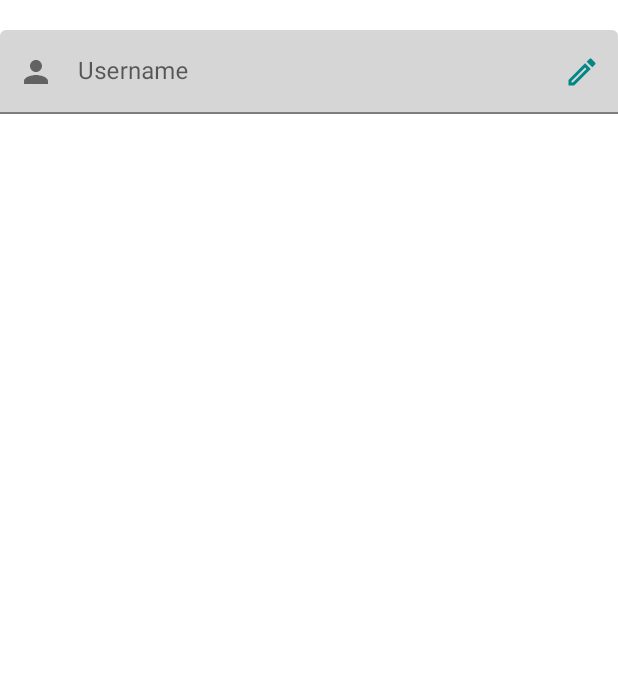
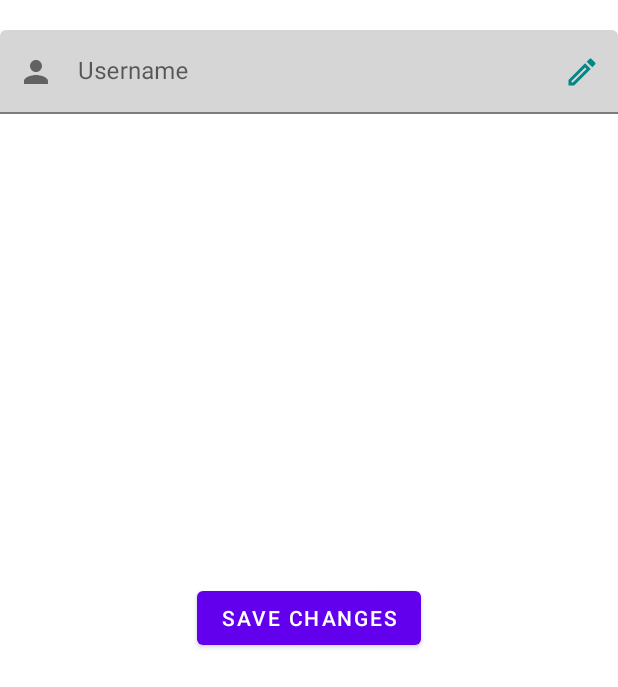
Before and after one commit to JarnoRyhanen/MyMessenger, an Android app: the UserProfileActivity screen opened directly, with no data from a screen before it, after a tap on an icon or button, on a phone screen of 412 x 824 dp. Shown: the top 687 px of the screen. Run offline under Robolectric (Android 15) with nearby library versions, the phone set to English and light mode, and no system bars; our stand-ins replace Firebase (no records; nobody signed in at launch, a user with empty details on screens opened directly), Picasso; libraries missing offline, so code that uses them is left out: io.realm; 2 statements that could not run were skipped.

Commit message:
the user can now change their username and update their status

```diff
--- a/app/src/main/java/com/home/mymessenger/SignInActivity.java
+++ b/app/src/main/java/com/home/mymessenger/SignInActivity.java
@@ -82,9 +82,8 @@ public class SignInActivity extends AppCompatActivity {
             Log.d(TAG, "onActivityResult:  user id: " + userID + " , username: " + userName);
 
 
-            DatabaseReference databaseReference = ref.child("users");
+            DatabaseReference databaseReference = ref.child("users").child(userID);
 
-            Map<String, Object> userMap = new HashMap<>();
             Map<String, Object> userObjectMap = new HashMap<>();
             userObjectMap.put("user_name", userName);
             try {
@@ -93,8 +92,7 @@ public class SignInActivity extends AppCompatActivity {
             } catch (NullPointerException e) {
                 e.printStackTrace();
             }
-            userMap.put(userID, userObjectMap);
-            databaseReference.updateChildren(userMap);
+            databaseReference.updateChildren(userObjectMap);
 
             startMainActivity();
 
--- a/app/src/main/java/com/home/mymessenger/UserProfileActivity.java
+++ b/app/src/main/java/com/home/mymessenger/UserProfileActivity.java
@@ -1,14 +1,21 @@
 package com.home.mymessenger;
 
 import android.os.Bundle;
+import android.util.Log;
 
 import androidx.annotation.Nullable;
 import androidx.appcompat.app.AppCompatActivity;
+import androidx.fragment.app.Fragment;
+import androidx.fragment.app.FragmentManager;
 
+import com.home.mymessenger.fragments.ChangeStatusFragment;
 import com.home.mymessenger.fragments.UserProfileFragment;
 
-public class UserProfileActivity extends AppCompatActivity {
+public class UserProfileActivity extends AppCompatActivity implements ChangeStatusFragment.ChangeStatusFragmentListener {
 
+    private static final String TAG = "UserProfileActivity";
+    private ChangeStatusFragment changeStatusFragment;
+    private UserProfileFragment userProfileFragment;
 
     @Override
     protected void onCreate(@Nullable Bundle savedInstanceState) {
@@ -16,17 +23,23 @@ public class UserProfileActivity extends AppCompatActivity {
         setContentView(R.layout.user_profile_activity);
         if (savedInstanceState == null) {
 
+            userProfileFragment = new UserProfileFragment();
             openFragment();
         }
-
     }
 
     private void openFragment() {
         getSupportFragmentManager().beginTransaction()
-//                .setCustomAnimations(R.anim.enter_from_right, R.anim.exit_to_right, R.anim.enter_from_right, R.anim.exit_to_right)
                 .setReorderingAllowed(true)
                 .add(R.id.user_profile_activity_container, UserProfileFragment.class, null)
                 .commit();
     }
 
+    @Override
+    public void onStatusChanged(CharSequence status) {
+        Log.d(TAG, "onStatusChanged: " + status);
+
+//        userProfileFragment.updateStatus(status);
+    }
+
 }
--- a/app/src/main/java/com/home/mymessenger/fragments/UserProfileFragment.java
+++ b/app/src/main/java/com/home/mymessenger/fragments/UserProfileFragment.java
@@ -1,6 +1,5 @@
 package com.home.mymessenger.fragments;
 
-import android.app.Activity;
 import android.app.ProgressDialog;
 import android.content.Intent;
 import android.net.Uri;
@@ -10,10 +9,8 @@ import android.util.Log;
 import android.view.LayoutInflater;
 import android.view.View;
 import android.view.ViewGroup;
-import android.view.WindowManager;
 import android.widget.Toast;
 
-import androidx.activity.result.ActivityResultLauncher;
 import androidx.annotation.NonNull;
 import androidx.annotation.Nullable;
 import androidx.fragment.app.Fragment;
@@ -25,11 +22,8 @@ import com.google.android.material.textfield.TextInputEditText;
 import com.google.android.material.textfield.TextInputLayout;
 import com.google.firebase.auth.FirebaseAuth;
 import com.google.firebase.auth.FirebaseUser;
-import com.google.firebase.database.DataSnapshot;
-import com.google.firebase.database.DatabaseError;
 import com.google.firebase.database.DatabaseReference;
 import com.google.firebase.database.FirebaseDatabase;
-import com.google.firebase.database.ValueEventListener;
 import com.google.firebase.storage.FirebaseStorage;
 import com.google.firebase.storage.StorageReference;
 import com.home.mymessenger.R;
@@ -45,7 +39,7 @@ import io.realm.Realm;
 
 import static android.app.Activity.RESULT_OK;
 
-public class UserProfileFragment extends Fragment {
+public class UserProfileFragment extends Fragment{
 
     private final static String TAG = "UserProfileActivity";
     private static final int PICK_IMAGE = 100;
@@ -75,7 +69,7 @@ public class UserProfileFragment extends Fragment {
     public View onCreateView(@NonNull LayoutInflater inflater, @Nullable ViewGroup container, @Nullable Bundle savedInstanceState) {
         View view = inflater.inflate(R.layout.user_profile_fragment, container, false);
 
-        getActivity().getWindow().setSoftInputMode(WindowManager.LayoutParams.SOFT_INPUT_STATE_ALWAYS_HIDDEN);
+//        getActivity().getWindow().setSoftInputMode(WindowManager.LayoutParams.SOFT_INPUT_STATE_ALWAYS_HIDDEN);
 
         profilePicture = view.findViewById(R.id.user_profile_fragment_profile_picture);
         userNameLayout = view.findViewById(R.id.user_profile_fragment_user_name_layout);
@@ -84,27 +78,36 @@ public class UserProfileFragment extends Fragment {
         statusEditText = view.findViewById(R.id.user_profile_fragment_status_edit_text);
         floatingActionButton = view.findViewById(R.id.user_profile_activity_fab);
 
-        updateUserStatus();
         setOnClickListeners();
 
-        loadImage();
         return view;
     }
 
     @Override
     public void onResume() {
         super.onResume();
-        updateUserStatus();
-        Log.d(TAG, "onResume: ");
+        loadUserStatusAndUserName();
+        loadImage();
     }
 
-    private void updateUserStatus() {
+    private void loadUserStatusAndUserName() {
+        Log.d(TAG, "updateUserStatus: e");
         if (user != null) {
             userNameEditText.setText(user.getDisplayName());
             userData = realm.where(UserData.class).equalTo("userID", user.getUid()).findFirst();
             if (userData != null) {
-                statusEditText.setText(userData.getUserStatus());
+                String status = userData.getUserStatus();
+                Log.d(TAG, "updateUserStatus new status is: " + status);
+                statusEditText.setText(status);
             }
+        }
+    }
+
+    public void updateStatus(CharSequence newStatus) {
+        try {
+            statusEditText.setText(newStatus);
+        } catch (NullPointerException e) {
+            e.printStackTrace();
         }
     }
 
@@ -118,7 +121,7 @@ public class UserProfileFragment extends Fragment {
 //        DatabaseReference getImage = ref.child("users").child(user.getUid()).child("profile_picture");
 
 //        userData.getUserProfilePicture();
-     Picasso.get().load(userData.getUserProfilePicture()).into(profilePicture);
+        Picasso.get().load(userData.getUserProfilePicture()).into(profilePicture);
 //        getImage.addListenerForSingleValueEvent(new ValueEventListener() {
 //            @Override
 //            public void onDataChange(@NonNull DataSnapshot snapshot) {
@@ -218,4 +221,5 @@ public class UserProfileFragment extends Fragment {
         transaction.setReorderingAllowed(true);
         transaction.commit();
     }
+
 }
--- a/app/src/main/res/layout/change_user_name_fragment.xml
+++ b/app/src/main/res/layout/change_user_name_fragment.xml
@@ -31,4 +31,12 @@
 
     </com.google.android.material.textfield.TextInputLayout>
 
+    <Button
+        android:id="@+id/change_user_name_fragment_save_button"
+        android:layout_width="wrap_content"
+        android:layout_height="wrap_content"
+        android:text="save changes"
+        android:layout_centerInParent="true"
+        />
+
 </RelativeLayout>
--- a/app/src/main/res/layout/user_profile_fragment.xml
+++ b/app/src/main/res/layout/user_profile_fragment.xml
@@ -50,9 +50,9 @@
         android:layout_centerInParent="true"
         android:layout_marginTop="20dp"
         android:layout_marginBottom="12dp"
-        android:onClick="onClick"
         android:focusableInTouchMode="false"
         android:hint="@string/username"
+        android:onClick="onClick"
         app:boxBackgroundColor="@color/fui_transparent"
         app:endIconDrawable="@drawable/pen"
         app:endIconMode="custom"
@@ -66,6 +66,7 @@
             android:layout_width="match_parent"
             android:layout_height="wrap_content"
             android:focusable="false"
+            android:inputType="textNoSuggestions"
             />
 
     </com.google.android.material.textfield.TextInputLayout>
@@ -92,6 +93,7 @@
             android:layout_width="match_parent"
             android:layout_height="wrap_content"
             android:focusable="false"
+            android:inputType="textNoSuggestions"
 
             />
 
```
Also changed, not shown: app/src/main/java/com/home/mymessenger/fragments/ChangeStatusFragment.java (+33 -13 lines), app/src/main/java/com/home/mymessenger/fragments/ChangeUserNameFragment.java (+34 -0 lines), app/src/main/java/com/home/mymessenger/fragments/StatePagerAdapter.java (deleted, +0 -33 lines).
